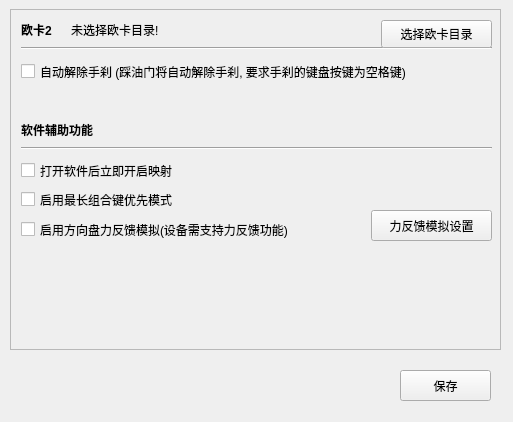
Before: the Qt Designer form AssistFuncWindow.ui in InsistonTan/KeyMappingsTool, drawn with Qt 5.
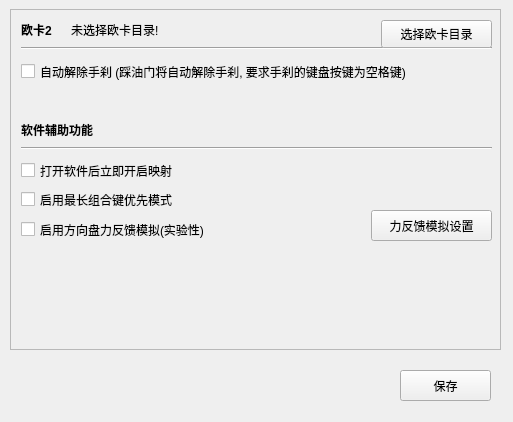
After: the same form once the commit is applied.

Commit message: [update]修改label文字

The edit to the form file:
```diff
--- a/AssistFuncWindow.ui
+++ b/AssistFuncWindow.ui
@@ -184,7 +184,7 @@
        <string>组合键按下时只执行组合键映射，不执行对应子键映射</string>
       </property>
       <property name="text">
-       <string>启用方向盘力反馈模拟(设备需支持力反馈功能)</string>
+       <string>启用方向盘力反馈模拟(实验性)</string>
       </property>
      </widget>
      <widget class="QPushButton" name="pushButton_3">
```
Left out of the diff: 2 changed lines with no effect on the pictures.
